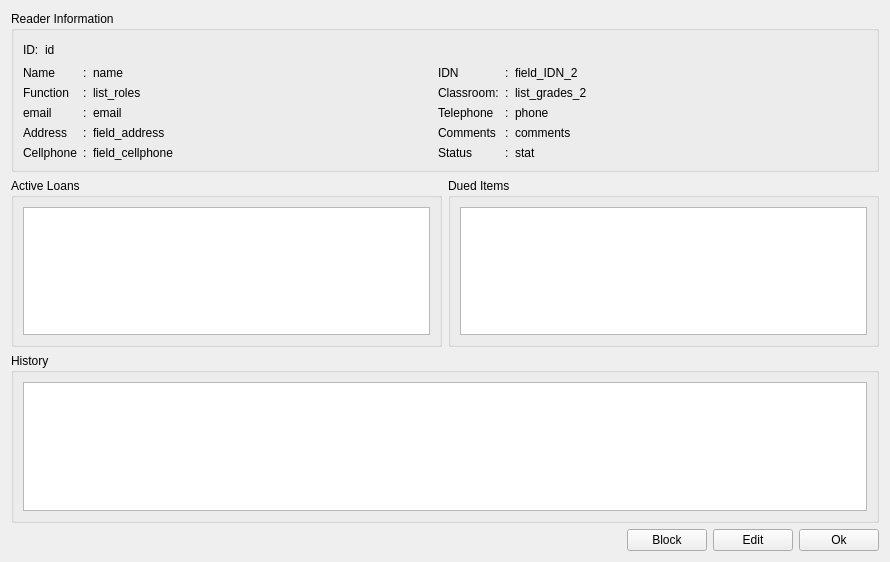
The window that src/Gui/mReaderInfo.ui (cagonza6/Buho) describes before a commit, drawn with Qt 5.
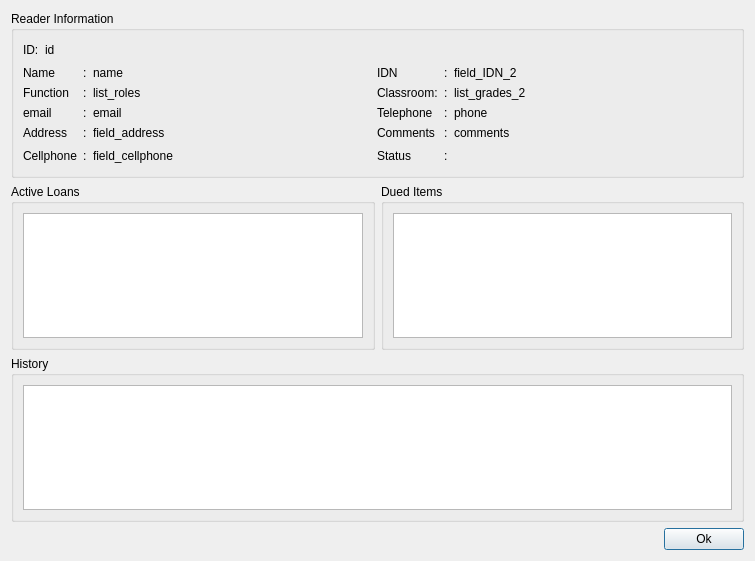
The same window after the commit. Icons and pictures are not drawn.

```diff
--- a/src/Gui/mReaderInfo.ui
+++ b/src/Gui/mReaderInfo.ui
@@ -1,13 +1,13 @@
 <?xml version="1.0" encoding="UTF-8"?>
 <ui version="4.0">
  <class>ReaderInfo</class>
- <widget class="QWidget" name="ReaderInfo">
+ <widget class="QDialog" name="ReaderInfo">
   <property name="geometry">
    <rect>
     <x>0</x>
     <y>0</y>
-    <width>890</width>
-    <height>562</height>
+    <width>755</width>
+    <height>561</height>
    </rect>
   </property>
   <property name="windowTitle">
@@ -52,7 +52,7 @@
        </layout>
       </item>
       <item>
-       <layout class="QGridLayout" name="gridLayout_2" columnstretch="0,0,1,0,0,1,0">
+       <layout class="QGridLayout" name="gridLayout_2" columnstretch="0,0,1,0,0,1">
         <item row="1" column="3">
          <widget class="QLabel" name="label_grade">
           <property name="text">
@@ -130,16 +130,6 @@
           </property>
          </widget>
         </item>
-        <item row="4" column="6">
-         <widget class="QLabel" name="check_status">
-          <property name="text">
-           <string/>
-          </property>
-          <property name="pixmap">
-           <pixmap resource="myicons.qrc">:/small/res/icons/small/no.png</pixmap>
-          </property>
-         </widget>
-        </item>
         <item row="4" column="1">
          <widget class="QLabel" name="colon_8">
           <property name="text">
@@ -147,13 +137,6 @@
           </property>
          </widget>
         </item>
-        <item row="4" column="5">
-         <widget class="QLabel" name="field_status">
-          <property name="text">
-           <string>stat</string>
-          </property>
-         </widget>
-        </item>
         <item row="0" column="0">
          <widget class="QLabel" name="label_name">
           <property name="text">
@@ -273,6 +256,33 @@
           </property>
          </widget>
         </item>
+        <item row="4" column="5">
+         <layout class="QHBoxLayout" name="horizontalLayout_4">
+          <item>
+           <widget class="QLabel" name="check_status">
+            <property name="text">
+             <string/>
+            </property>
+            <property name="pixmap">
+             <pixmap resource="myicons.qrc">:/status/resources/pixmap/icons/status/status-no.png</pixmap>
+            </property>
+           </widget>
+          </item>
+          <item>
+           <spacer name="horizontalSpacer_2">
+            <property name="orientation">
+             <enum>Qt::Horizontal</enum>
+            </property>
+            <property name="sizeHint" stdset="0">
+             <size>
+              <width>40</width>
+              <height>20</height>
+             </size>
+            </property>
+           </spacer>
+          </item>
+         </layout>
+        </item>
        </layout>
       </item>
      </layout>
@@ -287,7 +297,17 @@
        </property>
        <layout class="QVBoxLayout" name="verticalLayout_6">
         <item>
-         <widget class="QTreeView" name="treeView"/>
+         <widget class="QTreeView" name="treeLoans">
+          <property name="editTriggers">
+           <set>QAbstractItemView::NoEditTriggers</set>
+          </property>
+          <property name="expandsOnDoubleClick">
+           <bool>false</bool>
+          </property>
+          <attribute name="headerCascadingSectionResizes">
+           <bool>false</bool>
+          </attribute>
+         </widget>
         </item>
        </layout>
       </widget>
@@ -299,7 +319,17 @@
        </property>
        <layout class="QVBoxLayout" name="verticalLayout_7">
         <item>
-         <widget class="QTreeView" name="treeView_2"/>
+         <widget class="QTreeView" name="treeDued">
+          <property name="editTriggers">
+           <set>QAbstractItemView::NoEditTriggers</set>
+          </property>
+          <property name="expandsOnDoubleClick">
+           <bool>false</bool>
+          </property>
+          <attribute name="headerCascadingSectionResizes">
+           <bool>false</bool>
+          </attribute>
+         </widget>
         </item>
        </layout>
       </widget>
@@ -313,7 +343,17 @@
      </property>
      <layout class="QVBoxLayout" name="verticalLayout_3">
       <item>
-       <widget class="QTreeView" name="treeView_3"/>
+       <widget class="QTreeView" name="treeHistory">
+        <property name="editTriggers">
+         <set>QAbstractItemView::NoEditTriggers</set>
+        </property>
+        <property name="expandsOnDoubleClick">
+         <bool>false</bool>
+        </property>
+        <attribute name="headerCascadingSectionResizes">
+         <bool>false</bool>
+        </attribute>
+       </widget>
       </item>
      </layout>
     </widget>
@@ -346,20 +386,6 @@
        </property>
       </spacer>
      </item>
-     <item>
-      <widget class="QPushButton" name="btn_block_2">
-       <property name="text">
-        <string>Block</string>
-       </property>
-      </widget>
-     </item>
-     <item>
-      <widget class="QPushButton" name="btn_edit">
-       <property name="text">
-        <string>Edit</string>
-       </property>
-      </widget>
-     </item>
      <item>
       <widget class="QPushButton" name="btn_ok">
        <property name="text">
```
Left out of the diff: 21 changed lines with no effect on the pictures.
